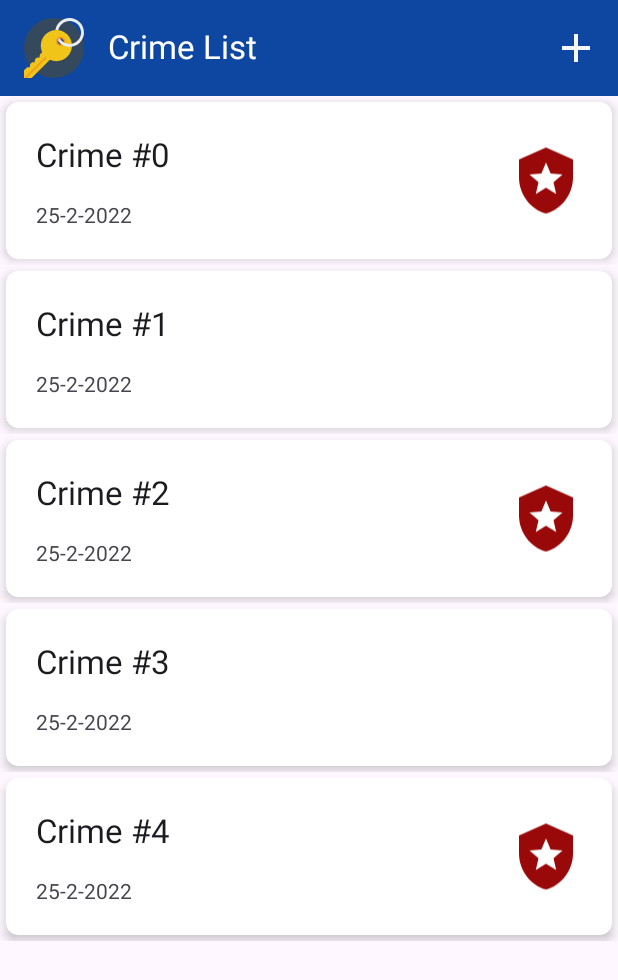
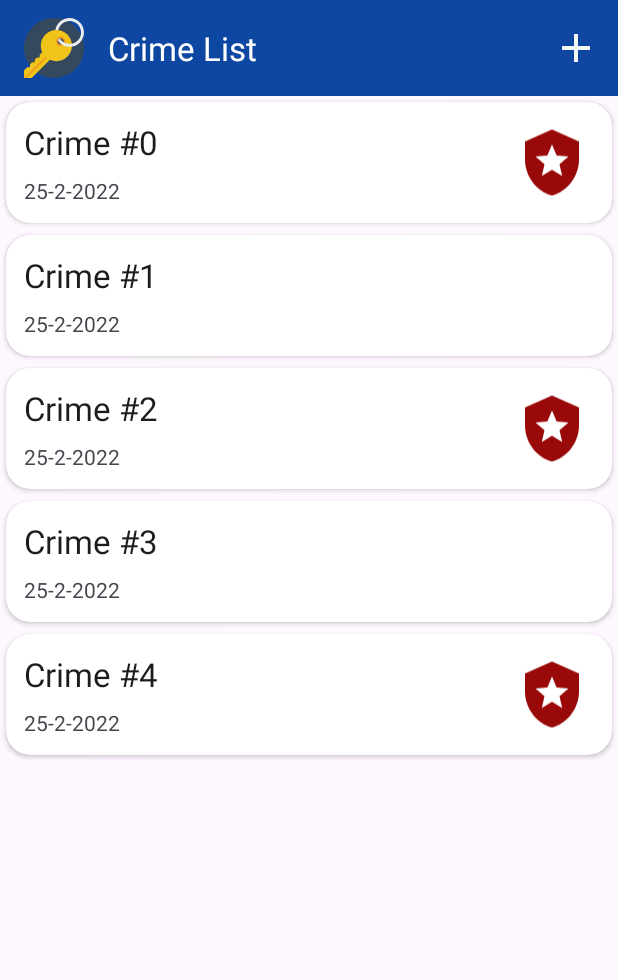
Before and after one commit to manikandan4/capturecrime, an Android app: the screen it shows after launch (CrimeListActivity), on a phone screen of 412 x 824 dp. Shown: the top 980 px of the screen. Run offline under Robolectric (Android 15) with nearby library versions, the phone set to English and light mode, and no system bars.

Commit message:
chapter 13 - UI Tweaking

```diff
--- a/app/src/main/res/layout/list_item_crime.xml
+++ b/app/src/main/res/layout/list_item_crime.xml
@@ -11,9 +11,9 @@
         android:layout_width="0dp"
         android:layout_height="wrap_content"
         android:layout_margin="4dp"
+        android:background="#E0F7FA"
         android:elevation="4dp"
-        app:cardCornerRadius="8dp"
-        app:cardElevation="4dp"
+        app:cardCornerRadius="16dp"
         app:contentPadding="4dp"
         app:layout_constraintBottom_toBottomOf="parent"
         app:layout_constraintEnd_toEndOf="parent"
@@ -25,14 +25,13 @@
         <androidx.constraintlayout.widget.ConstraintLayout
             android:layout_width="match_parent"
             android:layout_height="match_parent"
-            android:padding="8dp">
+            android:padding="4dp">
 
             <TextView
                 android:id="@+id/item_crime_title"
                 android:layout_width="0dp"
                 android:layout_height="wrap_content"
-                android:layout_margin="8dp"
-                android:layout_marginEnd="221dp"
+                android:layout_margin="4dp"
                 android:text="@string/crime_title"
                 android:textAppearance="@style/TextAppearance.AppCompat.Large"
                 app:layout_constraintBottom_toTopOf="@+id/item_crime_date"
@@ -44,8 +43,7 @@
                 android:id="@+id/item_crime_date"
                 android:layout_width="0dp"
                 android:layout_height="wrap_content"
-                android:layout_margin="8dp"
-                android:layout_marginEnd="219dp"
+                android:layout_margin="4dp"
                 android:text="@string/crime_date_item"
                 app:layout_constraintBottom_toBottomOf="parent"
                 app:layout_constraintEnd_toStartOf="@+id/img_crimeSolved"
--- a/app/src/main/res/layout/toolbar_main.xml
+++ b/app/src/main/res/layout/toolbar_main.xml
@@ -8,7 +8,6 @@
     android:background="?attr/colorPrimary"
     android:elevation="4dp"
     android:minHeight="?attr/actionBarSize"
-    android:theme="@style/Widget.Material3.Toolbar"
     app:title="Criminal Intent"
     app:titleMarginTop="16dp"
     app:titleMarginStart="32dp"
```
